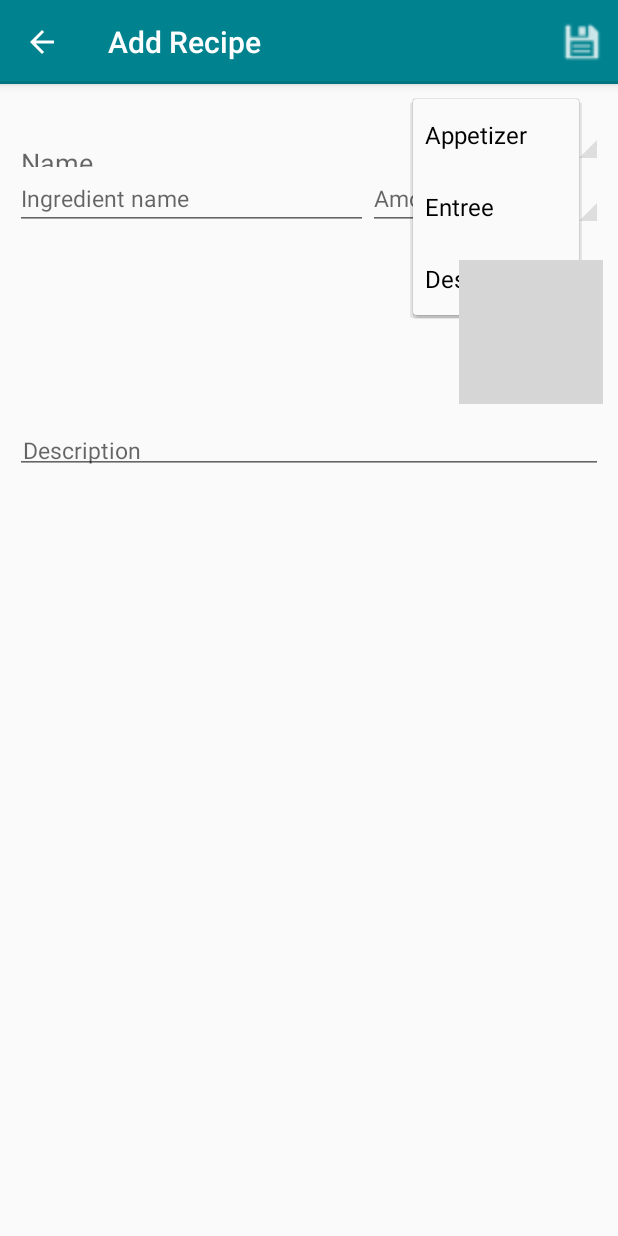
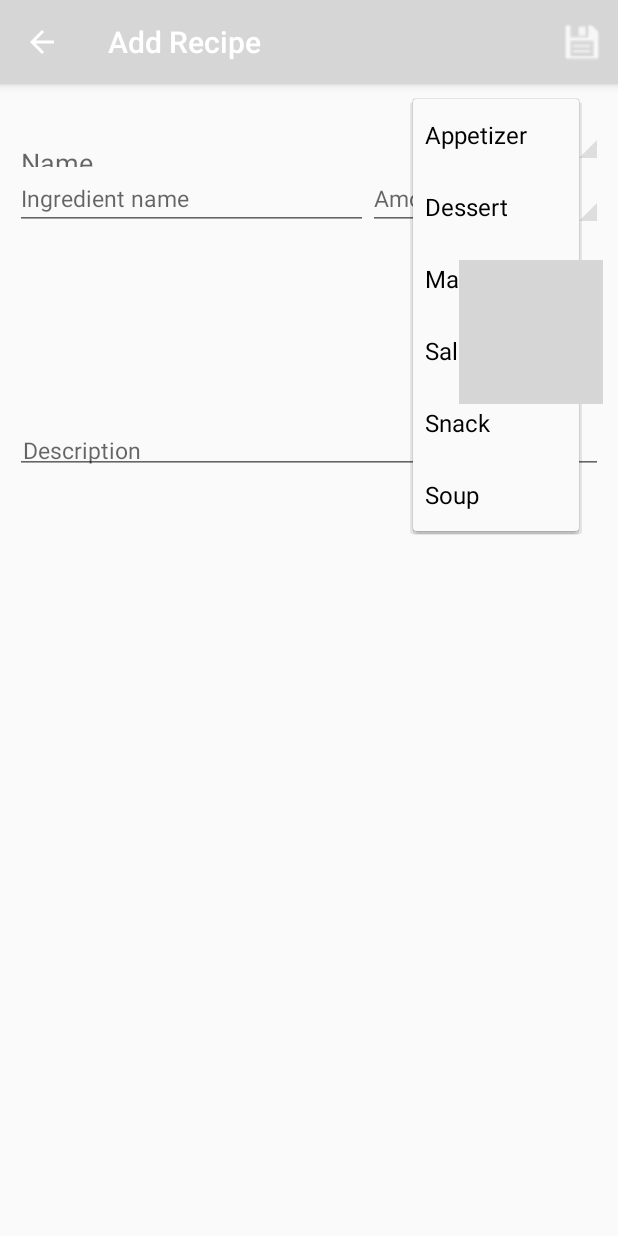
Before and after one commit to dizzledash/Recipe, an Android app: the AddRecipeActivity screen opened directly, with no data from a screen before it, after a tap on "Appetizer", on a phone screen of 412 x 824 dp. Run offline under Robolectric (Android 15) with nearby library versions, the phone set to English and light mode, and no system bars; grey boxes are pictures that could not be loaded.

Commit message:
more sorts more units

```diff
--- a/app/src/main/res/values/recource.xml
+++ b/app/src/main/res/values/recource.xml
@@ -1,17 +1,22 @@
 <?xml version="1.0" encoding="utf-8"?>
 <resources>
     <string-array name="unit_array">
-        <item>Unit</item>
         <item>g</item>
         <item>kg</item>
         <item>ml</item>
         <item>l</item>
+        <item>pn</item>
+        <item>ts</item>
+        <item>ds</item>
         <item>QTY</item>
     </string-array>
 
     <string-array name="category">
         <item>Appetizer</item>
-        <item>Entree</item>
         <item>Dessert</item>
+        <item>Main Dish</item>
+        <item>Salad</item>
+        <item>Snack</item>
+        <item>Soup</item>
     </string-array>
 </resources>
--- a/app/src/main/res/values/styles.xml
+++ b/app/src/main/res/values/styles.xml
@@ -6,8 +6,8 @@
     </style>
 
     <style name="OwnActionBar" parent="@style/Widget.AppCompat.Light.ActionBar.Solid">
-        <item name="android:background">@drawable/ab_solid_example</item>
-        <item name="background">@drawable/ab_solid_example</item>
+        <item name="android:background">@drawable/ab_solid_orange</item>
+        <item name="background">@drawable/ab_solid_orange</item>
     </style>
 
 </resources>
```
Also changed, not shown: app/src/main/java/com/example/zwiesel/recipe_app/MainActivity.java (+24 -3 lines), app/src/main/res/layout/activity_main.xml (+18 -1 lines).
